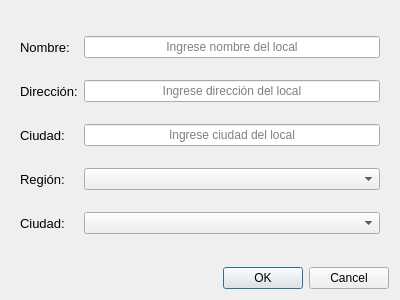
Before: the Qt Designer form form_local.ui in d4ni3lb/tfinal_info175, drawn with Qt 5.
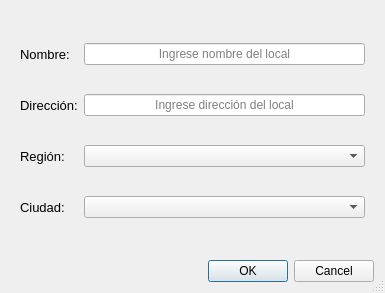
After: the same form once the commit is applied.

```diff
--- a/form_local.ui
+++ b/form_local.ui
@@ -6,18 +6,21 @@
    <rect>
     <x>0</x>
     <y>0</y>
-    <width>400</width>
-    <height>300</height>
+    <width>385</width>
+    <height>293</height>
    </rect>
   </property>
   <property name="windowTitle">
-   <string>Dialog</string>
+   <string>Formulario local</string>
+  </property>
+  <property name="sizeGripEnabled">
+   <bool>true</bool>
   </property>
   <layout class="QVBoxLayout" name="verticalLayout">
    <item>
     <widget class="QWidget" name="widget" native="true">
      <layout class="QGridLayout" name="gridLayout">
-      <item row="6" column="0">
+      <item row="5" column="0">
        <widget class="QLabel" name="label_5">
         <property name="font">
          <font>
@@ -29,17 +32,13 @@
         </property>
        </widget>
       </item>
-      <item row="6" column="2">
-       <widget class="QComboBox" name="box_ciudad">
-        <property name="currentIndex">
-         <number>-1</number>
-        </property>
-       </widget>
-      </item>
-      <item row="5" column="2">
+      <item row="4" column="2">
        <widget class="QComboBox" name="box_region"/>
       </item>
-      <item row="5" column="0">
+      <item row="5" column="2">
+       <widget class="QComboBox" name="box_ciudad"/>
+      </item>
+      <item row="4" column="0">
        <widget class="QLabel" name="label_4">
         <property name="font">
          <font>
@@ -51,6 +50,18 @@
         </property>
        </widget>
       </item>
+      <item row="0" column="0">
+       <widget class="QLabel" name="label">
+        <property name="font">
+         <font>
+          <pointsize>10</pointsize>
+         </font>
+        </property>
+        <property name="text">
+         <string>Nombre:</string>
+        </property>
+       </widget>
+      </item>
       <item row="2" column="2">
        <widget class="QLineEdit" name="line_direccion">
         <property name="alignment">
@@ -73,30 +84,6 @@
         </property>
        </widget>
       </item>
-      <item row="0" column="0">
-       <widget class="QLabel" name="label">
-        <property name="font">
-         <font>
-          <pointsize>10</pointsize>
-         </font>
-        </property>
-        <property name="text">
-         <string>Nombre:</string>
-        </property>
-       </widget>
-      </item>
-      <item row="4" column="0">
-       <widget class="QLabel" name="label_3">
-        <property name="font">
-         <font>
-          <pointsize>10</pointsize>
-         </font>
-        </property>
-        <property name="text">
-         <string>Ciudad:</string>
-        </property>
-       </widget>
-      </item>
       <item row="0" column="2">
        <widget class="QLineEdit" name="line_nombre_local">
         <property name="alignment">
@@ -107,22 +94,6 @@
         </property>
        </widget>
       </item>
-      <item row="4" column="2">
-       <widget class="QLineEdit" name="line_ciudad">
-        <property name="inputMask">
-         <string/>
-        </property>
-        <property name="text">
-         <string/>
-        </property>
-        <property name="alignment">
-         <set>Qt::AlignCenter</set>
-        </property>
-        <property name="placeholderText">
-         <string>Ingrese ciudad del local</string>
-        </property>
-       </widget>
-      </item>
      </layout>
     </widget>
    </item>
```
